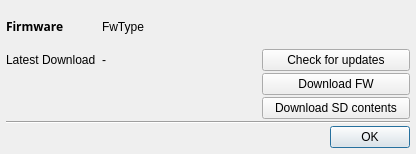
This is companion/src/fwpreferencesdialog.ui in opentx/opentx as Qt 5 draws it before an edit. The edited form follows.
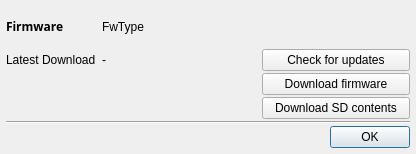
This is the edited form.

What changed in the file:
```diff
--- a/companion/src/fwpreferencesdialog.ui
+++ b/companion/src/fwpreferencesdialog.ui
@@ -90,7 +90,7 @@
    <item row="5" column="3">
     <widget class="QPushButton" name="fw_dnld">
      <property name="text">
-      <string>Download FW</string>
+      <string>Download firmware</string>
      </property>
     </widget>
    </item>
```
